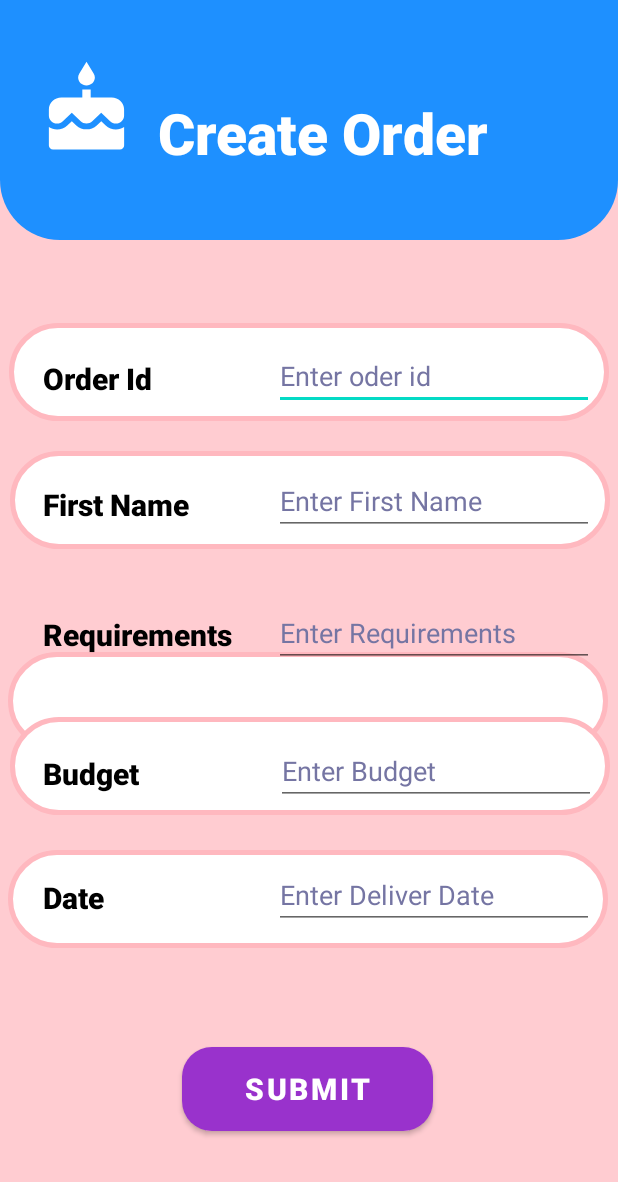
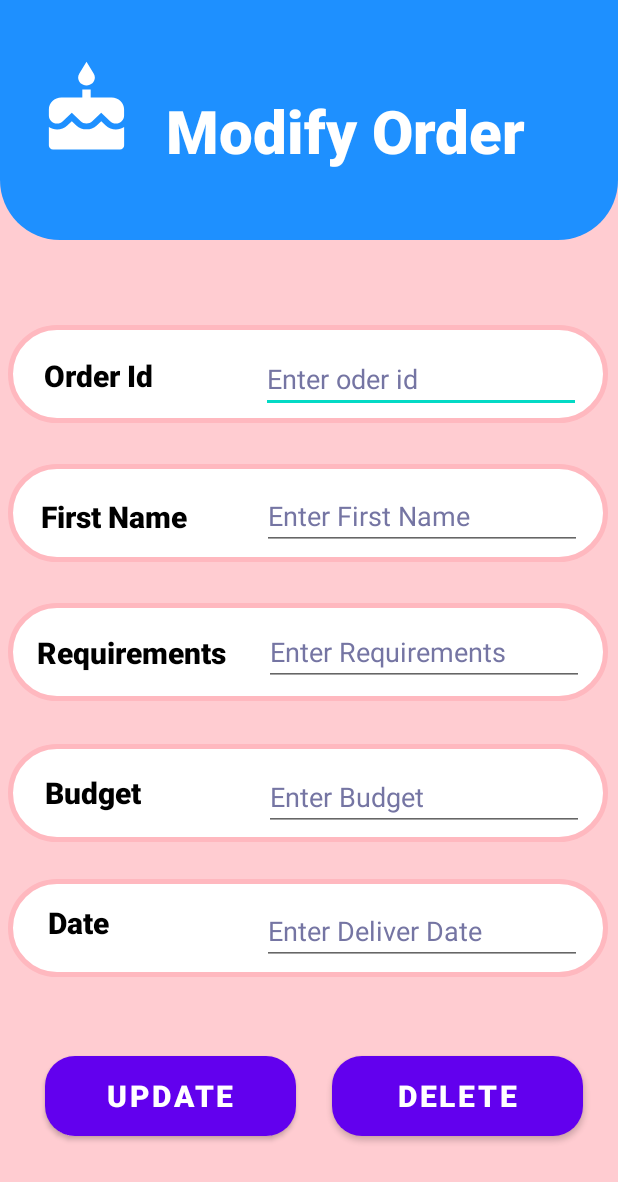
Before and after one commit to shashsan-96/MAD_Cakeque, an Android app: the layout activity_modify_order.xml on its own in the app's theme, with its tools: preview values and no code run, on a phone screen of 412 x 824 dp. Shown: the top 1182 px of the screen. Run offline under Robolectric (Android 15) with nearby library versions, the phone set to English and light mode, and no system bars.

Commit message:
Done modify order

```diff
--- a/app/src/main/AndroidManifest.xml
+++ b/app/src/main/AndroidManifest.xml
@@ -9,7 +9,8 @@
         android:roundIcon="@mipmap/ic_launcher_round"
         android:supportsRtl="true"
         android:theme="@style/Theme.Cakeque">
-        <activity android:name=".CreateOrder"></activity>
+        <activity android:name=".ModifyOrder"></activity>
+        <activity android:name=".CreateOrder" />
         <activity android:name=".OrderDashboard" />
         <activity android:name=".MainActivity">
             <intent-filter>
--- /dev/null
+++ b/app/src/main/java/com/example/cakeque/ModifyOrder.java
@@ -0,0 +1,14 @@
+package com.example.cakeque;
+
+import androidx.appcompat.app.AppCompatActivity;
+
+import android.os.Bundle;
+
+public class ModifyOrder extends AppCompatActivity {
+
+    @Override
+    protected void onCreate(Bundle savedInstanceState) {
+        super.onCreate(savedInstanceState);
+        setContentView(R.layout.activity_modify_order);
+    }
+}
--- a/app/src/main/res/layout/activity_create_order.xml
+++ b/app/src/main/res/layout/activity_modify_order.xml
@@ -5,10 +5,22 @@
     android:layout_width="match_parent"
     android:layout_height="match_parent"
     android:background="@color/bacgroundpink"
-    tools:context=".CreateOrder">
+    tools:context=".ModifyOrder">
+
+    <TextView
+        android:id="@+id/textView4"
+        android:layout_width="0dp"
+        android:layout_height="160dp"
+        android:background="@drawable/roundrec1"
+        app:layout_constraintBottom_toBottomOf="parent"
+        app:layout_constraintEnd_toEndOf="parent"
+        app:layout_constraintHorizontal_bias="1.0"
+        app:layout_constraintStart_toStartOf="parent"
+        app:layout_constraintTop_toTopOf="parent"
+        app:layout_constraintVertical_bias="0.0" />
 
     <Button
-        android:id="@+id/button7"
+        android:id="@+id/button4"
         android:layout_width="115dp"
         android:layout_height="110dp"
         android:background="@drawable/homebut_foreground"
@@ -20,93 +32,92 @@
         app:layout_constraintTop_toTopOf="parent"
         app:layout_constraintVertical_bias="0.025" />
 
-    <Button
-        android:id="@+id/button16"
-        android:layout_width="167dp"
-        android:layout_height="68dp"
-        android:layout_marginBottom="64dp"
+    <TextView
+        android:id="@+id/textView9"
+        android:layout_width="wrap_content"
+        android:layout_height="wrap_content"
         android:fontFamily="sans-serif-black"
-        android:text="@string/Submit"
-        android:textSize="20dp"
-        app:backgroundTint="@color/darkviolet"
-        app:cornerRadius="20dp"
+        android:text="@string/modifyOrder"
+        android:textColor="@color/white"
+        android:textSize="40dp"
         app:layout_constraintBottom_toBottomOf="parent"
         app:layout_constraintEnd_toEndOf="parent"
-        app:layout_constraintHorizontal_bias="0.497"
-        app:layout_constraintStart_toStartOf="parent" />
+        app:layout_constraintHorizontal_bias="0.642"
+        app:layout_constraintStart_toStartOf="parent"
+        app:layout_constraintTop_toTopOf="parent"
+        app:layout_constraintVertical_bias="0.078" />
 
     <TextView
-        android:id="@+id/textView5"
+        android:id="@+id/textView18"
         android:layout_width="400dp"
         android:layout_height="65dp"
         android:background="@drawable/formoval"
         app:layout_constraintBottom_toBottomOf="parent"
         app:layout_constraintEnd_toEndOf="parent"
-        app:layout_constraintHorizontal_bias="0.498"
+        app:layout_constraintHorizontal_bias="0.454"
         app:layout_constraintStart_toStartOf="parent"
         app:layout_constraintTop_toTopOf="parent"
-        app:layout_constraintVertical_bias="0.284" />
+        app:layout_constraintVertical_bias="0.286" />
 
     <TextView
-        android:id="@+id/textView6"
-        android:layout_width="105dp"
-        android:layout_height="35dp"
+        android:id="@+id/textView19"
+        android:layout_width="wrap_content"
+        android:layout_height="wrap_content"
         android:fontFamily="sans-serif-black"
         android:text="@string/orderId"
         android:textColor="@color/black"
         android:textSize="20dp"
         app:layout_constraintBottom_toBottomOf="parent"
         app:layout_constraintEnd_toEndOf="parent"
-        app:layout_constraintHorizontal_bias="0.094"
+        app:layout_constraintHorizontal_bias="0.087"
         app:layout_constraintStart_toStartOf="parent"
         app:layout_constraintTop_toTopOf="parent"
-        app:layout_constraintVertical_bias="0.303" />
+        app:layout_constraintVertical_bias="0.297" />
 
     <EditText
-        android:id="@+id/editTextTextPersonName"
+        android:id="@+id/editTextTextPersonName6"
         android:layout_width="wrap_content"
         android:layout_height="wrap_content"
         android:ems="10"
-        android:fontFamily="sans-serif"
         android:inputType="textPersonName"
         android:text="@string/enterOID"
         android:textColor="@color/gray"
         app:layout_constraintBottom_toBottomOf="parent"
         app:layout_constraintEnd_toEndOf="parent"
-        app:layout_constraintHorizontal_bias="0.92"
+        app:layout_constraintHorizontal_bias="0.875"
         app:layout_constraintStart_toStartOf="parent"
         app:layout_constraintTop_toTopOf="parent"
-        app:layout_constraintVertical_bias="0.293" />
+        app:layout_constraintVertical_bias="0.295" />
 
     <TextView
-        android:id="@+id/textView7"
+        android:id="@+id/textView20"
         android:layout_width="400dp"
         android:layout_height="65dp"
         android:background="@drawable/formoval"
         app:layout_constraintBottom_toBottomOf="parent"
         app:layout_constraintEnd_toEndOf="parent"
-        app:layout_constraintHorizontal_bias="0.545"
+        app:layout_constraintHorizontal_bias="0.454"
         app:layout_constraintStart_toStartOf="parent"
         app:layout_constraintTop_toTopOf="parent"
-        app:layout_constraintVertical_bias="0.396" />
+        app:layout_constraintVertical_bias="0.408" />
 
     <TextView
-        android:id="@+id/textView8"
-        android:layout_width="105dp"
-        android:layout_height="35dp"
+        android:id="@+id/textView21"
+        android:layout_width="wrap_content"
+        android:layout_height="wrap_content"
         android:fontFamily="sans-serif-black"
         android:text="@string/fName"
         android:textColor="@color/black"
         android:textSize="20dp"
         app:layout_constraintBottom_toBottomOf="parent"
         app:layout_constraintEnd_toEndOf="parent"
-        app:layout_constraintHorizontal_bias="0.094"
+        app:layout_constraintHorizontal_bias="0.087"
         app:layout_constraintStart_toStartOf="parent"
         app:layout_constraintTop_toTopOf="parent"
-        app:layout_constraintVertical_bias="0.409" />
+        app:layout_constraintVertical_bias="0.415" />
 
     <EditText
-        android:id="@+id/editTextTextPersonName2"
+        android:id="@+id/editTextTextPersonName8"
         android:layout_width="wrap_content"
         android:layout_height="wrap_content"
         android:ems="10"
@@ -115,39 +126,40 @@
         android:textColor="@color/gray"
         app:layout_constraintBottom_toBottomOf="parent"
         app:layout_constraintEnd_toEndOf="parent"
-        app:layout_constraintHorizontal_bias="0.92"
+        app:layout_constraintHorizontal_bias="0.88"
         app:layout_constraintStart_toStartOf="parent"
         app:layout_constraintTop_toTopOf="parent"
-        app:layout_constraintVertical_bias="0.4" />
+        app:layout_constraintVertical_bias="0.413" />
 
     <TextView
-        android:id="@+id/textView10"
+        android:id="@+id/textView22"
         android:layout_width="400dp"
         android:layout_height="65dp"
-        android:layout_marginBottom="324dp"
         android:background="@drawable/formoval"
         app:layout_constraintBottom_toBottomOf="parent"
         app:layout_constraintEnd_toEndOf="parent"
         app:layout_constraintHorizontal_bias="0.454"
-        app:layout_constraintStart_toStartOf="parent" />
+        app:layout_constraintStart_toStartOf="parent"
+        app:layout_constraintTop_toTopOf="parent"
+        app:layout_constraintVertical_bias="0.53" />
 
     <TextView
-        android:id="@+id/textView11"
-        android:layout_width="142dp"
-        android:layout_height="60dp"
+        android:id="@+id/textView23"
+        android:layout_width="wrap_content"
+        android:layout_height="wrap_content"
         android:fontFamily="sans-serif-black"
         android:text="@string/Requirements"
         android:textColor="@color/black"
         android:textSize="20dp"
         app:layout_constraintBottom_toBottomOf="parent"
         app:layout_constraintEnd_toEndOf="parent"
-        app:layout_constraintHorizontal_bias="0.107"
+        app:layout_constraintHorizontal_bias="0.087"
         app:layout_constraintStart_toStartOf="parent"
         app:layout_constraintTop_toTopOf="parent"
-        app:layout_constraintVertical_bias="0.536" />
+        app:layout_constraintVertical_bias="0.529" />
 
     <EditText
-        android:id="@+id/editTextTextPersonName3"
+        android:id="@+id/editTextTextPersonName9"
         android:layout_width="wrap_content"
         android:layout_height="wrap_content"
         android:ems="10"
@@ -156,67 +168,66 @@
         android:textColor="@color/gray"
         app:layout_constraintBottom_toBottomOf="parent"
         app:layout_constraintEnd_toEndOf="parent"
-        app:layout_constraintHorizontal_bias="0.92"
+        app:layout_constraintHorizontal_bias="0.885"
         app:layout_constraintStart_toStartOf="parent"
         app:layout_constraintTop_toTopOf="parent"
-        app:layout_constraintVertical_bias="0.513" />
+        app:layout_constraintVertical_bias="0.529" />
 
     <TextView
-        android:id="@+id/textView12"
+        android:id="@+id/textView24"
         android:layout_width="400dp"
         android:layout_height="65dp"
         android:background="@drawable/formoval"
         app:layout_constraintBottom_toBottomOf="parent"
         app:layout_constraintEnd_toEndOf="parent"
-        app:layout_constraintHorizontal_bias="0.545"
+        app:layout_constraintHorizontal_bias="0.454"
         app:layout_constraintStart_toStartOf="parent"
         app:layout_constraintTop_toTopOf="parent"
-        app:layout_constraintVertical_bias="0.63" />
+        app:layout_constraintVertical_bias="0.654" />
 
     <TextView
-        android:id="@+id/textView13"
-        android:layout_width="105dp"
-        android:layout_height="65dp"
+        android:id="@+id/textView25"
+        android:layout_width="wrap_content"
+        android:layout_height="wrap_content"
         android:fontFamily="sans-serif-black"
         android:text="@string/Budget"
         android:textColor="@color/black"
         android:textSize="20dp"
         app:layout_constraintBottom_toBottomOf="parent"
         app:layout_constraintEnd_toEndOf="parent"
-        app:layout_constraintHorizontal_bias="0.094"
+        app:layout_constraintHorizontal_bias="0.087"
         app:layout_constraintStart_toStartOf="parent"
         app:layout_constraintTop_toTopOf="parent"
-        app:layout_constraintVertical_bias="0.662" />
+        app:layout_constraintVertical_bias="0.646" />
 
     <EditText
-        android:id="@+id/editTextTextPersonName4"
+        android:id="@+id/editTextTextPersonName10"
         android:layout_width="wrap_content"
         android:layout_height="wrap_content"
+        android:layout_marginStart="176dp"
         android:ems="10"
         android:inputType="textPersonName"
         android:text="@string/enterBudget"
         android:textColor="@color/gray"
         app:layout_constraintBottom_toBottomOf="parent"
-        app:layout_constraintEnd_toEndOf="parent"
-        app:layout_constraintHorizontal_bias="0.925"
         app:layout_constraintStart_toStartOf="parent"
         app:layout_constraintTop_toTopOf="parent"
-        app:layout_constraintVertical_bias="0.631" />
+        app:layout_constraintVertical_bias="0.653" />
 
     <TextView
-        android:id="@+id/textView14"
+        android:id="@+id/textView26"
         android:layout_width="400dp"
         android:layout_height="65dp"
         android:background="@drawable/formoval"
         app:layout_constraintBottom_toBottomOf="parent"
-        app:layout_constraintEnd_toEndOf="@+id/textView10"
-        app:layout_constraintHorizontal_bias="1.0"
+        app:layout_constraintEnd_toEndOf="parent"
+        app:layout_constraintHorizontal_bias="0.453"
         app:layout_constraintStart_toStartOf="parent"
         app:layout_constraintTop_toTopOf="parent"
-        app:layout_constraintVertical_bias="0.747" />
+        app:layout_constraintVertical_bias="0.772" />
 
     <TextView
-        android:id="@+id/textView15"
+        android:id="@+id/textView27"
         android:layout_width="wrap_content"
         android:layout_height="wrap_content"
         android:fontFamily="sans-serif-black"
@@ -225,13 +236,13 @@
         android:textSize="20dp"
         app:layout_constraintBottom_toBottomOf="parent"
         app:layout_constraintEnd_toEndOf="parent"
-        app:layout_constraintHorizontal_bias="0.078"
+        app:layout_constraintHorizontal_bias="0.087"
         app:layout_constraintStart_toStartOf="parent"
         app:layout_constraintTop_toTopOf="parent"
-        app:layout_constraintVertical_bias="0.734" />
+        app:layout_constraintVertical_bias="0.755" />
 
     <EditText
-        android:id="@+id/editTextTextPersonName5"
+        android:id="@+id/editTextTextPersonName11"
         android:layout_width="wrap_content"
         android:layout_height="wrap_content"
         android:ems="10"
@@ -240,36 +251,39 @@
         android:textColor="@color/gray"
         app:layout_constraintBottom_toBottomOf="parent"
         app:layout_constraintEnd_toEndOf="parent"
-        app:layout_constraintHorizontal_bias="0.92"
+        app:layout_constraintHorizontal_bias="0.88"
         app:layout_constraintStart_toStartOf="parent"
         app:layout_constraintTop_toTopOf="parent"
-        app:layout_constraintVertical_bias="0.737" />
+        app:layout_constraintVertical_bias="0.768" />
 
-    <TextView
-        android:id="@+id/textView16"
-        android:layout_width="0dp"
-        android:layout_height="160dp"
-        android:background="@drawable/roundrec1"
+    <Button
+        android:id="@+id/button8"
+        android:layout_width="167dp"
+        android:layout_height="65dp"
+        android:fontFamily="sans-serif-black"
+        android:text="@string/Update"
+        android:textSize="20dp"
+        app:cornerRadius="20dp"
         app:layout_constraintBottom_toBottomOf="parent"
         app:layout_constraintEnd_toEndOf="parent"
-        app:layout_constraintHorizontal_bias="1.0"
+        app:layout_constraintHorizontal_bias="0.122"
         app:layout_constraintStart_toStartOf="parent"
         app:layout_constraintTop_toTopOf="parent"
-        app:layout_constraintVertical_bias="0.0" />
+        app:layout_constraintVertical_bias="0.92" />
 
-    <TextView
-        android:id="@+id/textView17"
-        android:layout_width="235dp"
-        android:layout_height="60dp"
+    <Button
+        android:id="@+id/button9"
+        android:layout_width="167dp"
+        android:layout_height="65dp"
         android:fontFamily="sans-serif-black"
-        android:text="@string/CreateOrder"
+        android:text="@string/Delete"
         android:textColor="@color/white"
-        android:textSize="38dp"
+        android:textSize="20dp"
+        app:cornerRadius="20dp"
         app:layout_constraintBottom_toBottomOf="parent"
         app:layout_constraintEnd_toEndOf="parent"
-        app:layout_constraintHorizontal_bias="0.598"
+        app:layout_constraintHorizontal_bias="0.905"
         app:layout_constraintStart_toStartOf="parent"
         app:layout_constraintTop_toTopOf="parent"
-        app:layout_constraintVertical_bias="0.082" />
-
+        app:layout_constraintVertical_bias="0.92" />
 </androidx.constraintlayout.widget.ConstraintLayout>
--- a/app/src/main/res/layout/activity_order_dashboard.xml
+++ b/app/src/main/res/layout/activity_order_dashboard.xml
@@ -88,7 +88,7 @@
         android:layout_height="70dp"
         android:layout_marginEnd="32dp"
         android:fontFamily="sans-serif-black"
-        android:text="@string/ModifyOrder"
+        android:text="@string/modifyOrder"
         android:textColor="@color/black"
         android:textSize="22dp"
         app:backgroundTint="@color/white"
--- a/app/src/main/res/values/strings.xml
+++ b/app/src/main/res/values/strings.xml
@@ -14,7 +14,6 @@
     <string name="orderDashboard">Orders</string>
     <string name="allOrdersView">View All Orders</string>
     <string name="CreateOrder">Create Order</string>
-    <string name="ModifyOrder">Modify Order</string>
     <string name="enterOID">Enter oder id</string>
     <string name="orderId">Order Id</string>
     <string name="fName">First Name</string>
@@ -26,4 +25,7 @@
     <string name="enterBudget">Enter Budget</string>
     <string name="deliverDate">Enter Deliver Date</string>
     <string name="enterFName">Enter First Name</string>
+    <string name="modifyOrder">Modify Order</string>
+    <string name="Update">Update</string>
+    <string name="Delete">Delete</string>
 </resources>
```
